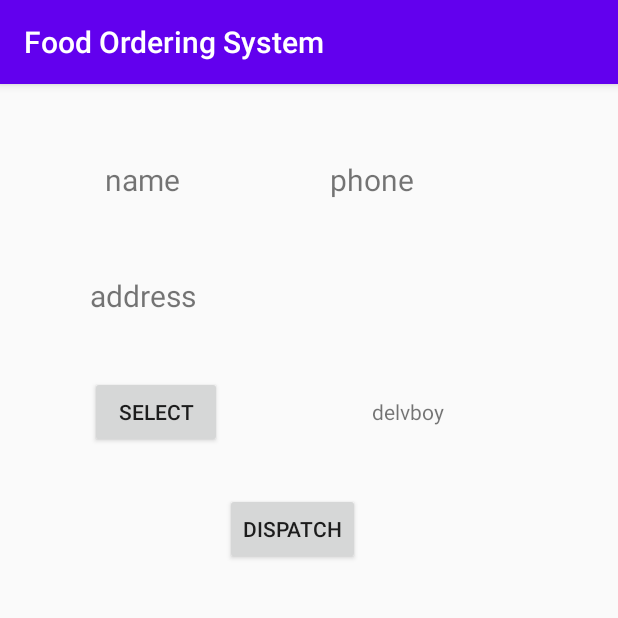
After one commit to soham411/FoodOrderingSystem, an Android app: the OrderDetails screen opened directly, with no data from a screen before it, on a phone screen of 412 x 824 dp, the top half of it. The commit adds this screen. Run offline under Robolectric (Android 15) with nearby library versions, the phone set to English and light mode, and no system bars; our stand-ins replace Firebase (no records; nobody signed in at launch, a user with empty details on screens opened directly).

Commit message:
Dispatch Order functionality started

```diff
--- a/app/src/main/AndroidManifest.xml
+++ b/app/src/main/AndroidManifest.xml
@@ -9,7 +9,9 @@
         android:roundIcon="@mipmap/ic_launcher_round"
         android:supportsRtl="true"
         android:theme="@style/AppTheme">
-        <activity android:name=".ManagerActivity"></activity>
+        <activity android:name=".OrderDetails"></activity>
+        <activity android:name=".OrderActivity"></activity>
+        <activity android:name=".ManagerActivity" />
         <activity android:name=".OnlinePayActivity" />
         <activity android:name=".TrackActivity" />
         <activity android:name=".PaymentActivity" />
--- a/app/src/main/java/com/example/foodorderingsystem/AddFoodDialog.java
+++ b/app/src/main/java/com/example/foodorderingsystem/AddFoodDialog.java
@@ -28,7 +28,7 @@ public class AddFoodDialog extends AppCompatDialogFragment {
 
     private EditText newfoodname;
     private EditText newfoodprice;
-    String restaurantname ="";
+    private static String restaurantname ="";
     private FirebaseAuth auth;
     @NonNull
     @Override
@@ -57,12 +57,14 @@ public class AddFoodDialog extends AppCompatDialogFragment {
                             if(Objects.equals(dataSnapshot.getKey(), "Restaurant"))
                             {
                                 restaurantname = dataSnapshot.getValue().toString();
+                                OrderActivity.restaurantname = restaurantname;
                                 DatabaseReference ref1 = FirebaseDatabase.getInstance().getReference().child("Menu").child(restaurantname);
                                 HashMap<String,Object> reg_user = new HashMap<String,Object>();
                                 reg_user.put(newfoodname.getText().toString(),newfoodprice.getText().toString());
                                 ref1.updateChildren(reg_user);
 //                                Toast.makeText(AddFoodDialog.this, "", Toast.LENGTH_SHORT).show();
 //                                break;
+
                             }
                         }
 
@@ -80,4 +82,6 @@ public class AddFoodDialog extends AppCompatDialogFragment {
 
         return builder.create();
     }
+
+
 }
--- /dev/null
+++ b/app/src/main/java/com/example/foodorderingsystem/OrderDetails.java
@@ -0,0 +1,72 @@
+package com.example.foodorderingsystem;
+
+import androidx.annotation.NonNull;
+import androidx.appcompat.app.AppCompatActivity;
+
+import android.os.Bundle;
+import android.widget.ArrayAdapter;
+import android.widget.ListView;
+
+import com.google.firebase.auth.FirebaseAuth;
+import com.google.firebase.database.DataSnapshot;
+import com.google.firebase.database.DatabaseError;
+import com.google.firebase.database.DatabaseReference;
+import com.google.firebase.database.FirebaseDatabase;
+import com.google.firebase.database.ValueEventListener;
+
+import java.util.ArrayList;
+import java.util.Objects;
+
+public class OrderDetails extends AppCompatActivity {
+public static String uid;
+public static String restantname;
+ListView listView;
+    private FirebaseAuth auth;
+    @Override
+    protected void onCreate(Bundle savedInstanceState) {
+        super.onCreate(savedInstanceState);
+        setContentView(R.layout.activity_order_details);
+        auth = FirebaseAuth.getInstance();
+        listView = findViewById(R.id.itemlist);
+        final ArrayList<String> orderlist = new ArrayList<>();
+        final ArrayAdapter<String> adapterR = new ArrayAdapter<String>(this,R.layout.list_item,orderlist);
+        listView.setAdapter(adapterR);
+        DatabaseReference ref = FirebaseDatabase.getInstance().getReference().child("Users").child("Manager").child(auth.getCurrentUser().getUid());
+        ref.addValueEventListener(new ValueEventListener() {
+            @Override
+            public void onDataChange(@NonNull DataSnapshot snapshot) {
+                for(DataSnapshot dataSnapshot : snapshot.getChildren())
+                {
+                    if(Objects.equals(dataSnapshot.getKey(), "Restaurant"))
+                    {
+                        restantname = dataSnapshot.getValue().toString();
+                        DatabaseReference ref1 = FirebaseDatabase.getInstance().getReference().child("Orders").child(restantname).child(uid);
+                        ref1.addValueEventListener(new ValueEventListener() {
+                            @Override
+                            public void onDataChange(@NonNull DataSnapshot snapshot) {
+                                for(DataSnapshot dataSnapshot1 : snapshot.getChildren())
+                                {
+                                    orderlist.add(dataSnapshot1.getKey()+" "+dataSnapshot1.getValue().toString());
+                                }
+                                adapterR.notifyDataSetChanged();
+
+                            }
+
+                            @Override
+                            public void onCancelled(@NonNull DatabaseError error) {
+
+                            }
+                        });
+
+                    }
+                }
+            }
+
+            @Override
+            public void onCancelled(@NonNull DatabaseError error) {
+
+            }
+        });
+
+    }
+}
--- a/app/src/main/java/com/example/foodorderingsystem/PaymentActivity.java
+++ b/app/src/main/java/com/example/foodorderingsystem/PaymentActivity.java
@@ -51,7 +51,7 @@ public class PaymentActivity extends AppCompatActivity {
 //                    String index = Integer.toString(i);
                     String str = finalorderlist.get(i);
                     String strlist[] = str.split(" - ",0);
-                    ref.child(strlist[1]).child(auth.getCurrentUser().getUid()).child(strlist[0]).setValue(strlist[2]+" "+strlist[3]);
+                    ref.child(strlist[1]).child(auth.getCurrentUser().getUid()).child(strlist[0]).setValue(strlist[2]+" "+strlist[3]+" COD");
 //
                 }
                 startActivity(new Intent(PaymentActivity.this,TrackActivity.class));
@@ -67,7 +67,7 @@ public class PaymentActivity extends AppCompatActivity {
                     String index = Integer.toString(i);
                     String str = finalorderlist.get(i);
                     String strlist[] = str.split(" - ",0);
-                    ref.child(strlist[1]).child(auth.getCurrentUser().getUid()).child(strlist[0]).setValue(strlist[2]+" "+strlist[3]);
+                    ref.child(strlist[1]).child(auth.getCurrentUser().getUid()).child(strlist[0]).setValue(strlist[2]+" "+strlist[3]+" OP");
 
                 }
                 startActivity(new Intent(PaymentActivity.this,OnlinePayActivity.class));
--- a/app/src/main/res/layout/activity_manager.xml
+++ b/app/src/main/res/layout/activity_manager.xml
@@ -28,6 +28,7 @@
             android:layout_height="wrap_content"
             android:text="New Orders"
             android:textSize="25sp"/>
+
         <Button
             android:id="@+id/dispatchedorders"
             android:layout_width="match_parent"
--- /dev/null
+++ b/app/src/main/res/layout/activity_order_details.xml
@@ -0,0 +1,95 @@
+<?xml version="1.0" encoding="utf-8"?>
+<androidx.constraintlayout.widget.ConstraintLayout xmlns:android="http://schemas.android.com/apk/res/android"
+    xmlns:app="http://schemas.android.com/apk/res-auto"
+    xmlns:tools="http://schemas.android.com/tools"
+    android:layout_width="match_parent"
+    android:layout_height="match_parent"
+    tools:context=".OrderDetails">
+
+    <LinearLayout
+        android:layout_width="match_parent"
+        android:layout_height="match_parent"
+        android:orientation="vertical"
+        app:layout_constraintBottom_toBottomOf="parent"
+        app:layout_constraintEnd_toEndOf="parent"
+        app:layout_constraintStart_toStartOf="parent"
+        app:layout_constraintTop_toTopOf="parent">
+
+        <LinearLayout
+            android:layout_width="match_parent"
+            android:layout_height="wrap_content"
+            android:orientation="horizontal"
+            android:layout_marginTop="50dp">
+
+            <TextView
+                android:id="@+id/namedelv"
+                android:layout_width="wrap_content"
+                android:layout_height="wrap_content"
+                android:text="name"
+                android:textSize="20sp"
+                android:layout_marginLeft="70dp"/>
+            <TextView
+                android:id="@+id/phonedelv"
+                android:layout_width="wrap_content"
+                android:layout_height="wrap_content"
+                android:textSize="20sp"
+                android:text="phone"
+                android:layout_marginLeft="100dp"/>
+
+
+        </LinearLayout>
+
+        <TextView
+            android:id="@+id/addressdelv"
+            android:layout_width="wrap_content"
+            android:layout_height="wrap_content"
+            android:layout_marginStart="60dp"
+            android:layout_marginTop="50dp"
+            android:layout_marginBottom="20dp"
+            android:layout_marginLeft="80dp"
+            android:text="address"
+            android:textSize="20sp"/>
+
+        <ListView
+            android:id="@+id/itemlist"
+            android:layout_width="match_parent"
+            android:layout_height="wrap_content"
+            android:layout_marginTop="10dp"
+            android:layout_marginBottom="10dp" />
+
+        <LinearLayout
+            android:layout_width="match_parent"
+            android:layout_height="wrap_content"
+            android:orientation="horizontal">
+
+            <Button
+                android:id="@+id/selectdelv"
+                android:layout_width="wrap_content"
+                android:layout_height="wrap_content"
+                android:layout_marginStart="60dp"
+                android:layout_marginBottom="30dp"
+                android:text="Select" />
+
+            <TextView
+                android:id="@+id/delivname"
+                android:layout_width="wrap_content"
+                android:layout_height="wrap_content"
+                android:layout_marginBottom="50dp"
+                android:text="delvboy"
+                android:layout_marginLeft="100dp"/>
+        </LinearLayout>
+
+        <Button
+            android:id="@+id/dispatch"
+            android:layout_width="wrap_content"
+            android:layout_height="wrap_content"
+            android:layout_marginBottom="20dp"
+            android:layout_marginLeft="150dp"
+            android:text="Dispatch" />
+    </LinearLayout>
+
+
+
+
+
+</androidx.constraintlayout.widget.ConstraintLayout>
```
Also changed, not shown: app/src/main/java/com/example/foodorderingsystem/ManagerActivity.java (+44 -1 lines), app/src/main/java/com/example/foodorderingsystem/OrderActivity.java (added, +94 -0 lines), app/src/main/res/layout/activity_order.xml (added, +18 -0 lines), app/src/main/res/layout/order_list_item.xml (added, +10 -0 lines).
